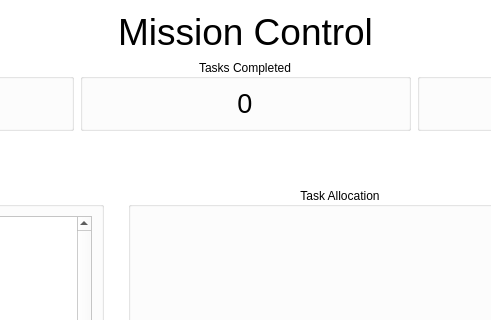
MRSD-Team-RoboSAR/robosar_gui, file src/robosar_gui.ui: the form before one commit; both pictures show x 268 to 759 and y 0 to 320 of the 1027 by 834 pixel window.
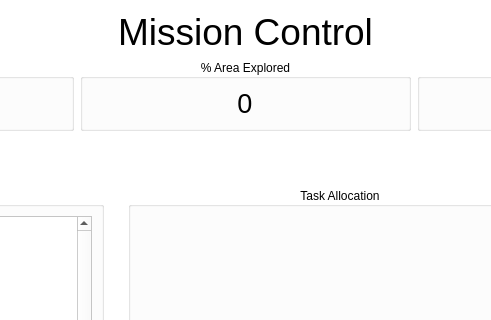
The form after the commit. Icons and pictures are not drawn.

Commit message: display % area covered

```diff
--- a/src/robosar_gui.ui
+++ b/src/robosar_gui.ui
@@ -227,7 +227,7 @@
           </size>
          </property>
          <property name="title">
-          <string>Tasks Completed</string>
+          <string>% Area Explored</string>
          </property>
          <property name="alignment">
           <set>Qt::AlignCenter</set>
```
Left out of the diff: 2 changed lines with no effect on the pictures. The commit also changes 2 other files.
